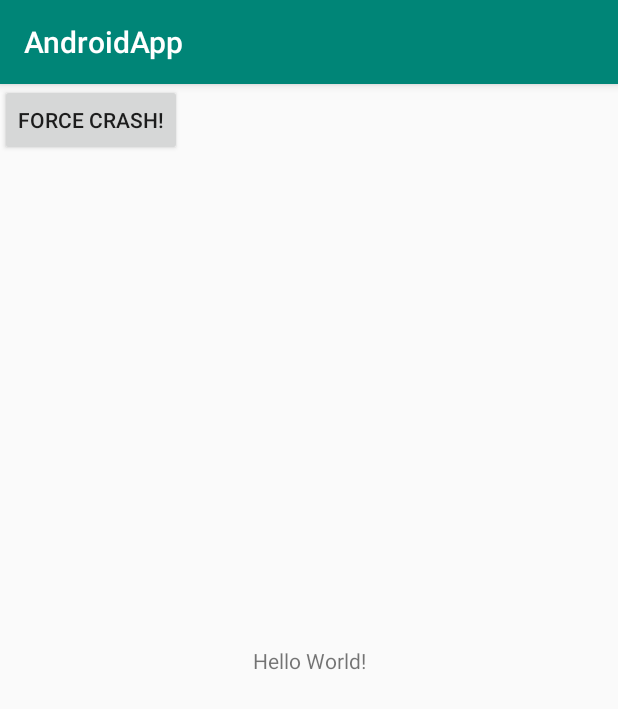
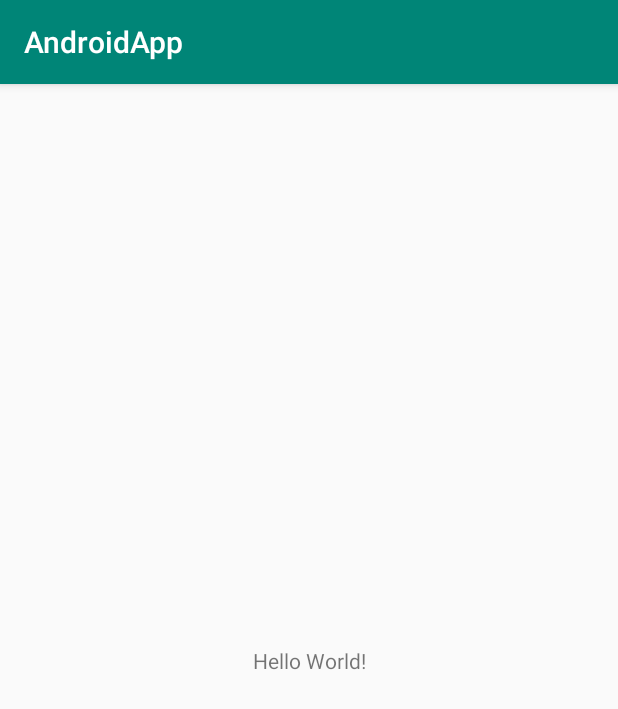
Before and after one commit to eagle-owl/AndroidApp, an Android app: the screen it shows after launch (MainActivity), on a phone screen of 412 x 824 dp. Shown: the top 709 px of the screen. Run offline under Robolectric (Android 15) with nearby library versions, the phone set to English and light mode, and no system bars; libraries missing offline, so code that uses them is left out: com.crashlytics.android, io.fabric.sdk; 1 statement that could not run was skipped.

Commit message:
Removed chash button

```diff
--- a/app/src/main/java/KMP/eagleowl/androidapp/MainActivity.java
+++ b/app/src/main/java/KMP/eagleowl/androidapp/MainActivity.java
@@ -19,7 +19,4 @@ public class MainActivity extends AppCompatActivity {
         setContentView(R.layout.activity_main);
     }
 
-    public void forceCrash(View view) {
-        throw new RuntimeException("This is a crash");
-    }
 }
--- a/app/src/main/res/layout/activity_main.xml
+++ b/app/src/main/res/layout/activity_main.xml
@@ -15,13 +15,5 @@
         app:layout_constraintRight_toRightOf="parent"
         app:layout_constraintTop_toTopOf="parent" />
 
-    <Button
-        android:layout_height="wrap_content"
-        android:layout_width="wrap_content"
-        android:text="Force Crash!"
-        android:onClick="forceCrash"
-        android:layout_centerVertical="true"
-        android:layout_centerHorizontal="true" />
-
 
 </android.support.constraint.ConstraintLayout>
```
